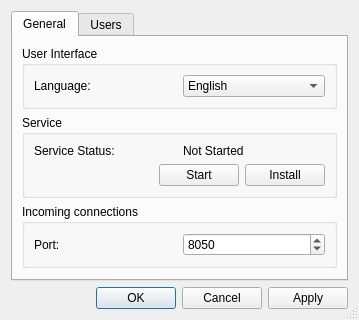
The window that source/host/ui/host_config_dialog.ui (dchapyshev/aspia) describes before a commit, drawn with Qt 5.
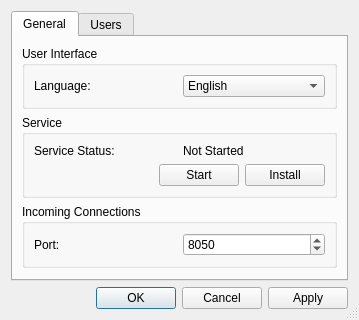
The same window after the commit. Icons and pictures are not drawn.

The edit to the form file:
```diff
--- a/source/host/ui/host_config_dialog.ui
+++ b/source/host/ui/host_config_dialog.ui
@@ -117,7 +117,7 @@
        <item>
         <widget class="QGroupBox" name="groupbox_incoming_connections">
          <property name="title">
-          <string>Incoming connections</string>
+          <string>Incoming Connections</string>
          </property>
          <layout class="QHBoxLayout" name="horizontalLayout_5">
           <item>
```
